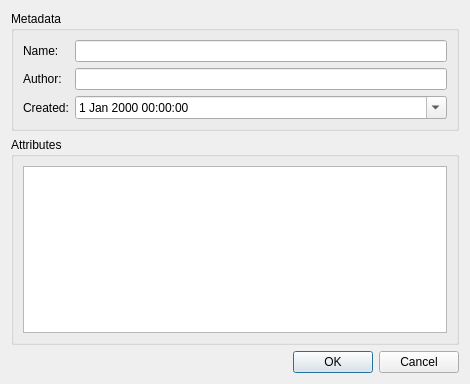
Qt form libs/librepcbprojecteditor/dialogs/projectpropertieseditordialog.ui (LibrePCB/LibrePCB) before a commit.
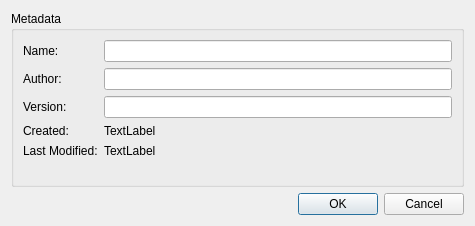
The same form after that commit.

Commit message:
Project: Add version property
The version string can be changed in the ProjectPropertiesEditorDialog.
The creation datetime is no longer editable because this makes no sense.

Diff of the .ui file:
```diff
--- a/libs/librepcbprojecteditor/dialogs/projectpropertieseditordialog.ui
+++ b/libs/librepcbprojecteditor/dialogs/projectpropertieseditordialog.ui
@@ -6,8 +6,8 @@
    <rect>
     <x>0</x>
     <y>0</y>
-    <width>470</width>
-    <height>384</height>
+    <width>475</width>
+    <height>226</height>
    </rect>
   </property>
   <property name="windowTitle">
@@ -43,31 +43,43 @@
       <item row="1" column="1">
        <widget class="QLineEdit" name="edtAuthor"/>
       </item>
-      <item row="2" column="0">
+      <item row="3" column="0">
        <widget class="QLabel" name="label_4">
         <property name="text">
          <string>Created:</string>
         </property>
        </widget>
       </item>
+      <item row="2" column="0">
+       <widget class="QLabel" name="label_2">
+        <property name="text">
+         <string>Version:</string>
+        </property>
+       </widget>
+      </item>
       <item row="2" column="1">
-       <widget class="QDateTimeEdit" name="edtCreated">
-        <property name="calendarPopup">
-         <bool>true</bool>
+       <widget class="QLineEdit" name="edtVersion"/>
+      </item>
+      <item row="3" column="1">
+       <widget class="QLabel" name="lblCreatedDateTime">
+        <property name="text">
+         <string>TextLabel</string>
         </property>
        </widget>
       </item>
-     </layout>
-    </widget>
-   </item>
-   <item>
-    <widget class="QGroupBox" name="groupBox_2">
-     <property name="title">
-      <string>Attributes</string>
-     </property>
-     <layout class="QVBoxLayout" name="verticalLayout_2">
-      <item>
-       <widget class="QTableWidget" name="tblAttributes"/>
+      <item row="4" column="0">
+       <widget class="QLabel" name="label_6">
+        <property name="text">
+         <string>Last Modified:</string>
+        </property>
+       </widget>
+      </item>
+      <item row="4" column="1">
+       <widget class="QLabel" name="lblLastModifiedDateTime">
+        <property name="text">
+         <string>TextLabel</string>
+        </property>
+       </widget>
       </item>
      </layout>
     </widget>
```
The commit also changes 5 other files.
